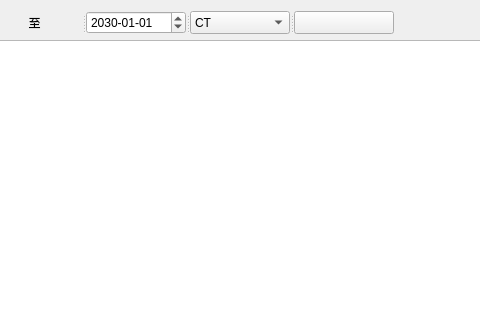
First picture: the form in Tools/MHealthReport/patientsform.ui, repository zyq1569/HealthApp, before the edit; both pictures show x 133 to 613 and y 0 to 320 of the 718 by 510 pixel window.
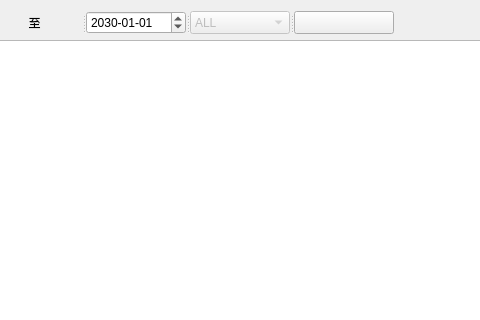
Second picture: the form after the edit. Icons and pictures are not drawn.

The edit to the form file:
```diff
--- a/Tools/MHealthReport/patientsform.ui
+++ b/Tools/MHealthReport/patientsform.ui
@@ -87,12 +87,20 @@
       </property>
      </widget>
      <widget class="QComboBox" name="comModality">
+      <property name="enabled">
+       <bool>false</bool>
+      </property>
       <property name="maximumSize">
        <size>
         <width>100</width>
         <height>23</height>
        </size>
       </property>
+      <item>
+       <property name="text">
+        <string>ALL</string>
+       </property>
+      </item>
       <item>
        <property name="text">
         <string>CT</string>
```
